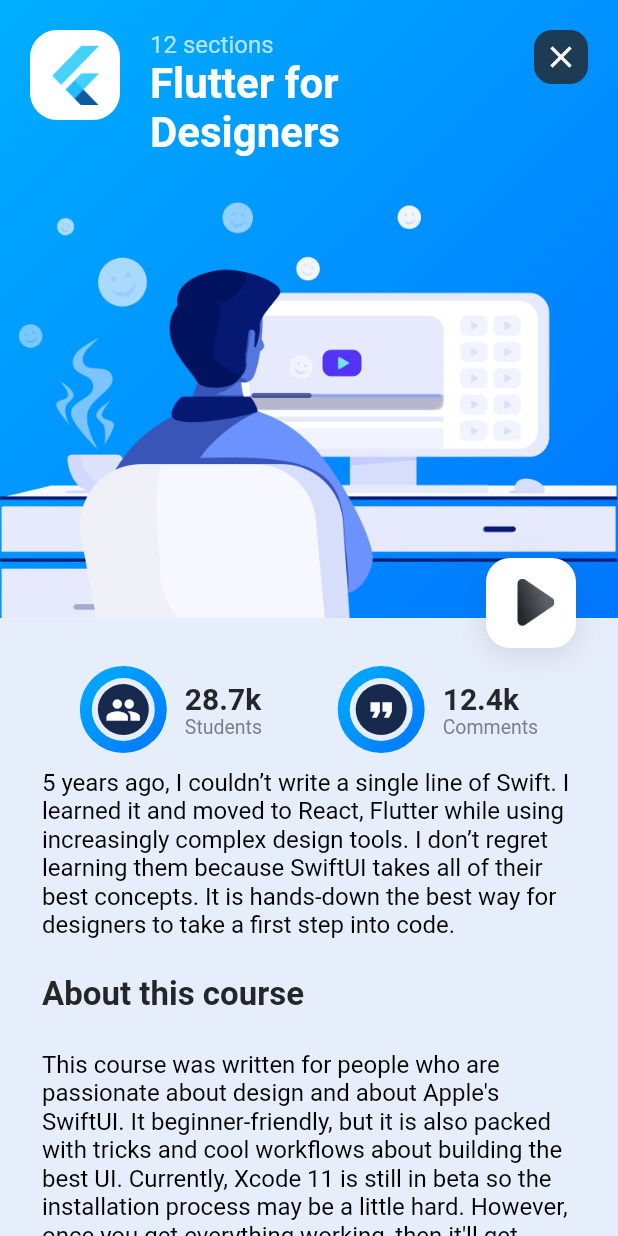
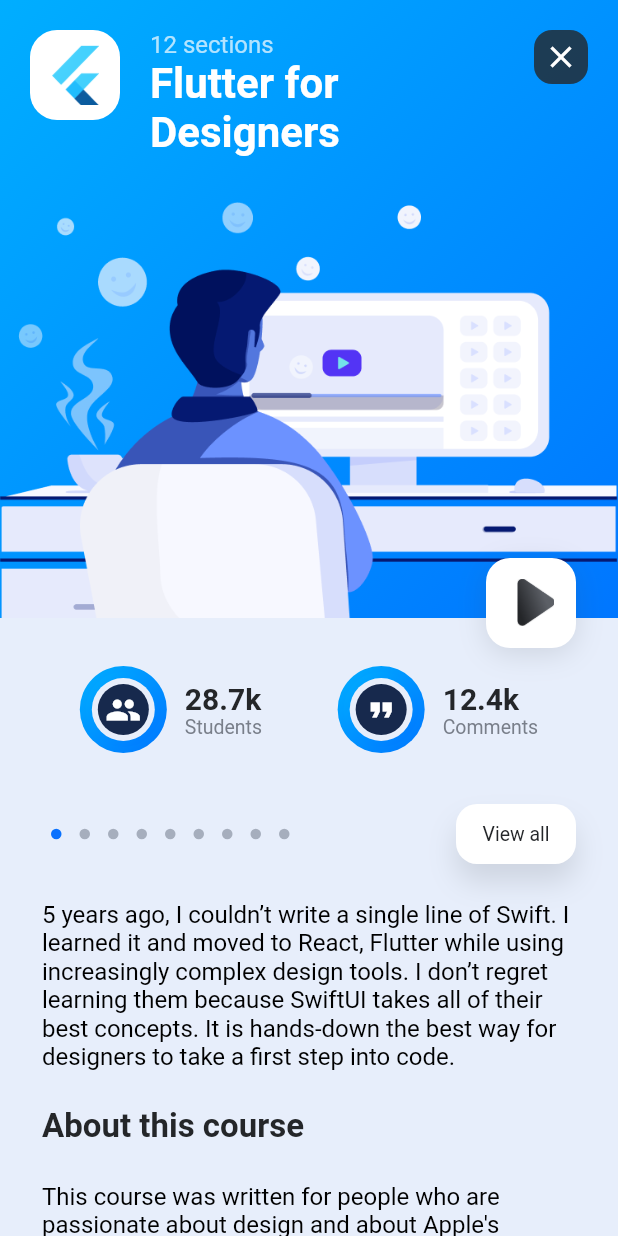
Before and after one commit to Dushani-Ranasinghe/designcode, a Flutter app: the screen it shows after launch, after a tap on "12 sections", on a phone screen of 412 x 824 dp. Run offline on Flutter 3.47's test engine with Material 2 defaults, Android fonts, the phone set to English and light mode, and no system bars; drawn by our look-alikes of sliding_up_panel.

Commit message:
sliding panel for view all button

```diff
--- a/lib/screens/course_screen.dart
+++ b/lib/screens/course_screen.dart
@@ -2,6 +2,7 @@
 
 import 'package:flutter/cupertino.dart';
 import 'package:flutter/material.dart';
+import 'package:sliding_up_panel/sliding_up_panel.dart';
 import '../constants.dart';
 import '../model/course.dart';
 
@@ -14,12 +15,54 @@
 }
 
 class _CourseScreenState extends State<CourseScreen> {
+  Widget indicators() {
+    List<Widget> indicators = [];
+    for (var i = 0; i < 9; i++) {
+      indicators.add(Container(
+        width: 7.0,
+        height: 7.0,
+        margin: EdgeInsets.symmetric(horizontal: 6.0),
+        decoration: BoxDecoration(
+            shape: BoxShape.circle,
+            color: i == 0 ? Color(0xFF0971FE) : Color(0xFFA6AEBD)),
+      ));
+    }
+    return Row(
+      mainAxisAlignment: MainAxisAlignment.center,
+      children: indicators,
+    );
+  }
+
+  late PanelController panelController;
+  @override
+  void initState() {
+    super.initState();
+    panelController = PanelController();
+  }
+
   @override
   Widget build(BuildContext context) {
     return Scaffold(
       body: Container(
         color: kBackgroundColor,
-        child: SingleChildScrollView(
+        child: SlidingUpPanel(
+          controller: panelController,
+          backdropEnabled: true,
+          borderRadius: BorderRadius.only(
+            topLeft: Radius.circular(34.0),
+          ),
+          color: kCardPopupBackgroundColor,
+          boxShadow: [
+            BoxShadow(
+              color: kShadowColor,
+              offset: Offset(0, -12),
+              blurRadius: 32.0,
+            )
+          ],
+          minHeight: 0.0,
+          maxHeight: MediaQuery.of(context).size.height * 0.95,
+            panel: Container(),
+          body: SingleChildScrollView(
             child: Column(
               children: [
                 Stack(
@@ -54,7 +97,8 @@
                                       height: 60.0,
                                       decoration: BoxDecoration(
                                         color: Colors.white,
-                                      borderRadius: BorderRadius.circular(18.0),
+                                        borderRadius:
+                                            BorderRadius.circular(18.0),
                                       ),
                                       child: Hero(
                                         tag: widget.course.logo,
@@ -76,7 +120,8 @@
                                           child: Text(
                                             widget.course.courseSubtitle,
                                             style: kSecondaryCalloutLabelStyle
-                                              .copyWith(color: Colors.white70),
+                                                .copyWith(
+                                                    color: Colors.white70),
                                           ),
                                         ),
                                         Hero(
@@ -158,11 +203,7 @@
                 ),
                 Padding(
                   padding: EdgeInsets.only(
-                  top: 12.0,
-                  left: 28.0,
-                  right: 28.0,
-                  bottom: 10.0
-                ),
+                      top: 12.0, left: 28.0, right: 28.0, bottom: 10.0),
                   child: Row(
                     mainAxisAlignment: MainAxisAlignment.spaceAround,
                     children: [
@@ -287,6 +328,42 @@
                     ],
                   ),
                 ),
+                //Indicators
+                Padding(
+                  padding:
+                      EdgeInsets.symmetric(horizontal: 28.0, vertical: 24.0),
+                  child: Row(
+                    mainAxisAlignment: MainAxisAlignment.spaceBetween,
+                    children: [
+                      indicators(),
+                      GestureDetector(
+                        onTap: () {
+                           panelController.open();
+                        },
+                        child: Container(
+                          alignment: Alignment.center,
+                          decoration: BoxDecoration(
+                            color: Colors.white,
+                            boxShadow: [
+                              BoxShadow(
+                                color: kShadowColor,
+                                offset: Offset(0, 12),
+                                blurRadius: 16.0,
+                              )
+                            ],
+                            borderRadius: BorderRadius.circular(14.0),
+                          ),
+                          width: 80.0,
+                          height: 40.0,
+                          child: Text(
+                            "View all",
+                            style: kSearchTextStyle,
+                          ),
+                        ),
+                      )
+                    ],
+                  ),
+                ),
                 Padding(
                   padding: EdgeInsets.symmetric(horizontal: 28.0),
                   child: Column(
@@ -318,6 +395,7 @@
             ),
           ),
         ),
+      ),
     );
   }
 }
```
Lines whose indentation alone changed are shown as unchanged.
